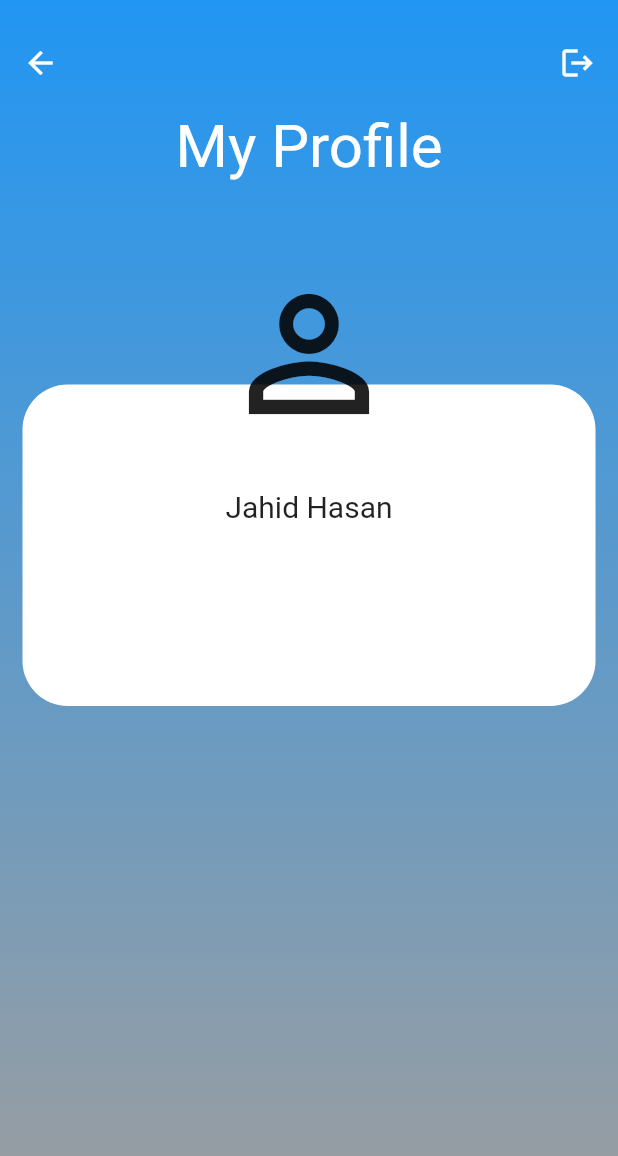
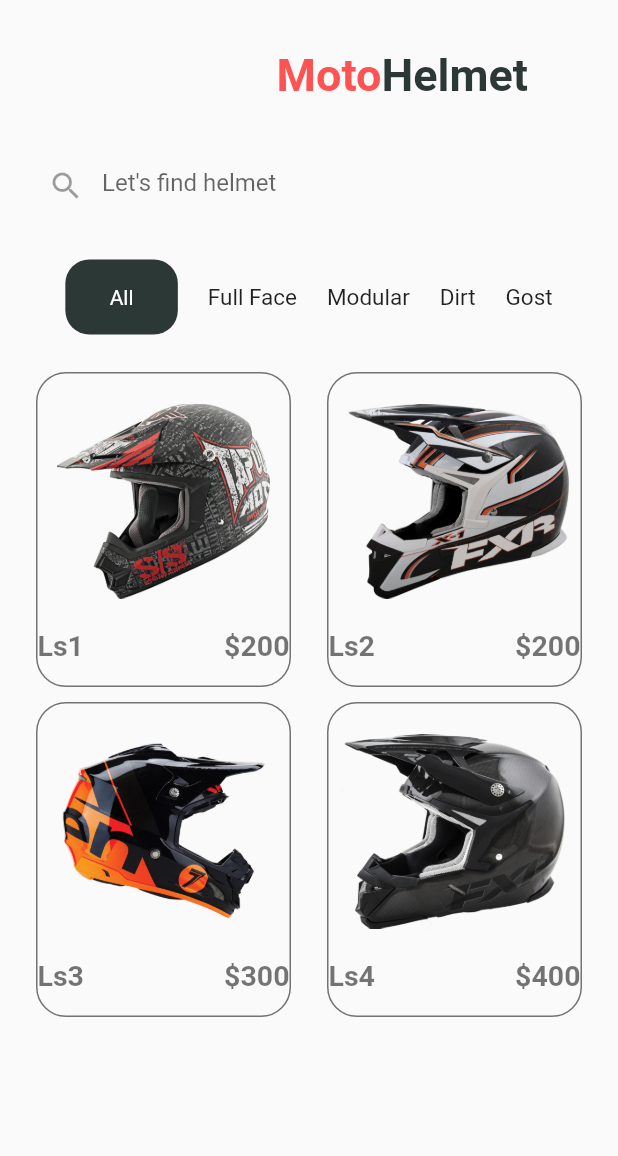
Before and after one commit to Ashiqur-Rahman-Ashiq/fluter_ui_practice, a Flutter app: the screen it shows after launch, on a phone screen of 412 x 824 dp. Shown: the top 1156 px of the screen. Run offline on Flutter 3.47's test engine with Material 2 defaults, Android fonts, the phone set to English and light mode, and no system bars; our stand-ins replace google_fonts.

Commit message:
helmet work

```diff
--- /dev/null
+++ b/lib/designs/halmetStore/constans.dart
@@ -0,0 +1,4 @@
+import 'package:flutter/material.dart';
+
+
+const btncolor =Color(0xff2C3836);
--- /dev/null
+++ b/lib/designs/halmetStore/home-page.dart
@@ -0,0 +1,161 @@
+import 'package:flutter/cupertino.dart';
+import 'package:flutter/material.dart';
+import 'package:flutter_ui_practice/designs/halmetStore/constans.dart';
+import 'package:flutter_ui_practice/designs/halmetStore/widgets/catagory.dart';
+import 'package:flutter_ui_practice/designs/halmetStore/widgets/productItems.dart';
+
+class HomaPage extends StatefulWidget {
+  const HomaPage({Key? key}) : super(key: key);
+
+  @override
+  _HomaPageState createState() => _HomaPageState();
+}
+
+class _HomaPageState extends State<HomaPage> {
+  @override
+  Widget build(BuildContext context) {
+    return Scaffold(
+      appBar: AppBar(
+        actions: [
+          Padding(
+            padding: EdgeInsets.symmetric(vertical: 30, horizontal: 60),
+            child: Row(
+              children: [
+                Text.rich(
+                  TextSpan(children: [
+                    TextSpan(
+                        text: "Moto",
+                        style: TextStyle(
+                            fontSize: 30,
+                            fontWeight: FontWeight.bold,
+                            color: Colors.redAccent)),
+                    TextSpan(
+                        text: "Helmet",
+                        style: TextStyle(
+                            fontSize: 30,
+                            fontWeight: FontWeight.bold,
+                            color: btncolor)),
+                  ]),
+                ),
+              ],
+            ),
+          ),
+        ],
+        backgroundColor: Colors.transparent,
+        elevation: 0,
+        toolbarHeight: 100,
+      ),
+      body: SafeArea(
+        child: Column(
+          children: [
+            Padding(
+              padding: EdgeInsets.symmetric(horizontal: 20),
+              child: TextFormField(
+                decoration: InputDecoration(
+                  hintText: "Let's find helmet",
+                  prefixIcon: Icon(
+                    Icons.search,
+                    color: Colors.black38,
+                  ),
+                  enabledBorder: InputBorder.none,
+                ),
+              ),
+            ),
+            SizedBox(
+              height: 25,
+            ),
+            Padding(
+              padding: EdgeInsets.symmetric(
+                horizontal: 10,
+              ),
+              child: SingleChildScrollView(
+                scrollDirection: Axis.horizontal,
+                child: Row(
+                  children: [
+                    Container(
+                      height: 50,
+                      width: 75,
+                      decoration: BoxDecoration(
+                        borderRadius: BorderRadius.circular(16),
+                        color: btncolor,
+                      ),
+                      child: Center(
+                        child: Text(
+                          "All",
+                          style: TextStyle(color: Colors.white),
+                        ),
+                      ),
+                    ),
+                    SizedBox(
+                      width: 20,
+                    ),
+                    CatagoryItems(
+                      text: "Full Face",
+                    ),
+                    SizedBox(
+                      width: 20,
+                    ),
+                    CatagoryItems(
+                      text: "Modular",
+                    ),
+                    SizedBox(
+                      width: 20,
+                    ),
+                    CatagoryItems(
+                      text: "Dirt",
+                    ),
+                    SizedBox(
+                      width: 20,
+                    ),
+                    CatagoryItems(
+                      text: "Gost",
+                    ),
+                  ],
+                ),
+              ),
+            ),
+            SizedBox(
+              height: 25,
+            ),
+            Expanded(
+                child: SingleChildScrollView(
+              child: Column(
+                children: [
+                  Row(
+                    mainAxisAlignment: MainAxisAlignment.spaceEvenly,
+                    children: [
+                      ProductItems(
+                          img: "images/helmates/img1.png",
+                          label: "Ls1",
+                          price: "\$200"),
+                      ProductItems(
+                          img: "images/helmates/img2.png",
+                          label: "Ls2",
+                          price: "\$200"),
+                    ],
+                  ),
+                  SizedBox(
+                    height: 10,
+                  ),
+                  Row(
+                    mainAxisAlignment: MainAxisAlignment.spaceEvenly,
+                    children: [
+                      ProductItems(
+                          img: "images/helmates/img3.png",
+                          label: "Ls3",
+                          price: "\$300"),
+                      ProductItems(
+                          img: "images/helmates/img4.png",
+                          label: "Ls4",
+                          price: "\$400"),
+                    ],
+                  ),
+                ],
+              ),
+            )),
+          ],
+        ),
+      ),
+    );
+  }
+}
--- /dev/null
+++ b/lib/designs/halmetStore/widgets/catagory.dart
@@ -0,0 +1,11 @@
+import 'package:flutter/material.dart';
+
+
+class CatagoryItems extends StatelessWidget {
+  const CatagoryItems({Key? key,required this.text}) : super(key: key);
+  final text;
+  @override
+  Widget build(BuildContext context) {
+    return Text("$text",style: TextStyle(fontSize: 15),);
+  }
+}
--- /dev/null
+++ b/lib/designs/halmetStore/widgets/productItems.dart
@@ -0,0 +1,35 @@
+import 'package:flutter/material.dart';
+
+
+class ProductItems extends StatelessWidget {
+  const ProductItems({Key? key,required this.img,required this.label,required this.price,}) : super(key: key);
+  final img;
+  final label;
+  final price;
+
+  @override
+  Widget build(BuildContext context) {
+    return Container(
+      height: 210,
+      width: 170,
+      decoration: BoxDecoration(
+        borderRadius: BorderRadius.circular(20),
+        border: Border.all(color: Colors.black54,width: 1),
+      ),
+      child: Column(
+        children: [
+          SizedBox(height: 20,),
+          Image(image: AssetImage(img),height: 130,),
+          SizedBox(height: 20,),
+          Row(
+            mainAxisAlignment: MainAxisAlignment.spaceBetween,
+            children: [
+              Text("$label",style: TextStyle(fontSize: 19,color: Colors.black54,fontWeight: FontWeight.bold),),
+              Text("$price",style: TextStyle(fontSize: 19,color: Colors.black54,fontWeight: FontWeight.bold),)
+            ],
+          )
+        ],
+      ),
+    );
+  }
+}
--- a/lib/designs/profile_card.dart
+++ b/lib/designs/profile_card.dart
@@ -55,7 +55,7 @@ class ProfileCard extends StatelessWidget {
                     height: 20,
                   ),
                   Container(
-                    height: height * 0.4,
+                    height: height * 0.32,
                     //color: Colors.black,
                     child: LayoutBuilder(builder: (context, constraints) {
                       double inerHeight = constraints.maxHeight;
@@ -76,20 +76,41 @@ class ProfileCard extends StatelessWidget {
                                 ),
                                 child: Column(
                                   children: [
-                                    SizedBox(height: 70,),
-                                    Text("Jahid Hasan",style: TextStyle(fontSize: 20),),
+                                    SizedBox(
+                                      height: 70,
+                                    ),
+                                    Text(
+                                      "Superstar Jeet",
+                                      style: GoogleFonts.aBeeZee(
+                                        fontSize: 25,
+                                      )
+                                      //TextStyle(fontSize: 20),
+                                    ),
+                                    Text(
+                                      "Actor",
+                                        style: GoogleFonts.aBeeZee(
+                                          fontSize: 15,
+                                        ),
+                                    ),
                                   ],
                                 ),
                               )),
                           Positioned(
-                              top: 0,
-                              left: 0,
-                              right: 0,
-                              child: Container(
-                                height:190,
-                                width:30,
-                                child:Icon(Icons.person_outline,size: 120,),
-                              ))
+                            top: 0,
+                            left: 0,
+                            right: 0,
+                            child: Container(
+                              height: 130,
+                              width: 30,
+                              child: CircleAvatar(
+                                child: ClipOval(
+                                    child: Image.asset(
+                                  "images/jeet.jpg",
+                                  fit: BoxFit.fill,
+                                )),
+                              ),
+                            ),
+                          )
                         ],
                       );
                     }),
--- a/lib/main.dart
+++ b/lib/main.dart
@@ -1,5 +1,6 @@
 import 'package:flutter/material.dart';
 import 'designs/camera_selling_ui.dart';
+import 'designs/halmetStore/home-page.dart';
 import 'designs/profile_card.dart';
 
 void main() {
@@ -16,9 +17,9 @@ class MyApp extends StatelessWidget {
       debugShowCheckedModeBanner: false,
       title: 'Flutter Demo',
       theme: ThemeData(
-        primarySwatch: Colors.blue,
+        primarySwatch: Colors.red,
       ),
-      home: ProfileCard(),
+      home: HomaPage(),
     );
   }
 }
--- a/pubspec.yaml
+++ b/pubspec.yaml
@@ -61,6 +61,8 @@ flutter:
   # To add assets to your application, add an assets section, like this:
   assets:
      - images/camera_ui/
+     - images/
+     - images/helmates/
   #   - images/a_dot_ham.jpeg
 
   # An image asset can refer to one or more resolution-specific "variants", see
```
Also changed, not shown: images/helmates/helmet.png (added), images/helmates/img1.png (added), images/helmates/img2.png (added), images/helmates/img3.png (added), images/helmates/img4.png (added), images/jeet.jpg (added).
